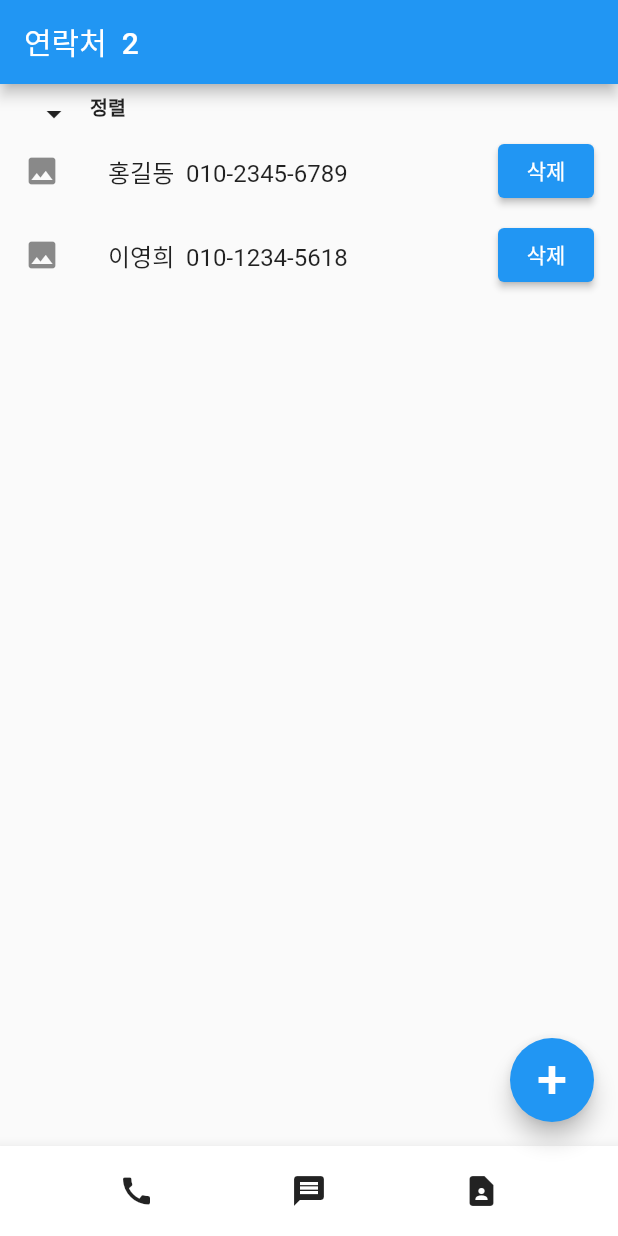
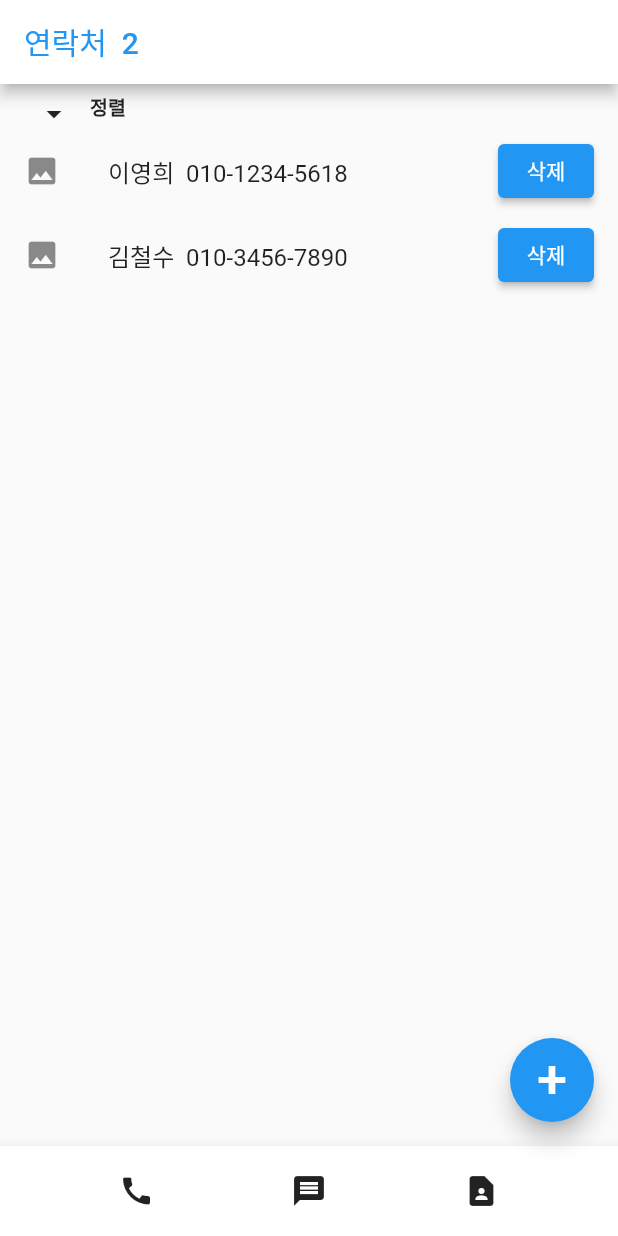
Before and after one commit to this-is-yello/flutter_contact, a Flutter app: the screen it shows after launch, after a tap on "삭제", on a phone screen of 412 x 824 dp. Run offline on Flutter 3.47's test engine with Material 2 defaults, Android fonts, the phone set to English and light mode, and no system bars; our stand-ins replace permission_handler.

Commit message:
221117 in Company

```diff
--- a/flutter_contact_1/lib/main.dart
+++ b/flutter_contact_1/lib/main.dart
@@ -29,28 +29,16 @@ class _MyAppState extends State<MyApp> {
     getPermission();
   }
 
-  var name = ['홍길동', '이영희', '김철수'];
-  var number = ['010-2345-6789', '010-1234-5618', '010-3456-7890'];
-  var total = 3;
+  // var name = ['홍길동', '이영희', '김철수'];
+  // var number = ['010-2345-6789', '010-1234-5618', '010-3456-7890'];
 
-  //final profiles = nameNumber;
-
-  var nameNumber = [
-    {
-      'name': '홍길동',
-      'number': '010-2345-6789'
-    },
-    {
-      'name': '이영희',
-      'number': '010-1234-5618'
-    },
-    {
-      'name': '김철수',
-      'number': '010-3456-7890'
-    },
+  final nameNumber = [
+    {'name': '홍길동', 'number': '010-2345-6789'},
+    {'name': '이영희', 'number': '010-1234-5618'},
+    {'name': '김철수', 'number': '010-3456-7890'},
   ];
 
-
+  int total = 3;
 
   // bool isName = false;
 
@@ -58,11 +46,11 @@ class _MyAppState extends State<MyApp> {
     print('eeee');
     nameNumber[0]['name'];
     try {
-         nameNumber.sort((a, b) =>  a['name'].toString().compareTo(b['name'].toString()));
+      nameNumber
+          .sort((a, b) => a['name'].toString().compareTo(b['name'].toString()));
     } catch (e) {
       print(e);
     }
-
   }
 
   plusOne() {
@@ -77,15 +65,15 @@ class _MyAppState extends State<MyApp> {
     });
   }
 
-  addName(a) {
+  addName(numberName) {
     setState(() {
-      name.add(a);
+      nameNumber.add(numberName);
     });
   }
 
-  addNumber(a) {
+  addNumber(numberName) {
     setState(() {
-      number.add(a);
+      nameNumber.add(numberName);
     });
   }
 
@@ -95,11 +83,11 @@ class _MyAppState extends State<MyApp> {
     });
   }
 
-  downNumber() {
-    setState(() {
-      number.sort();
-    });
-  }
+  // downNumber() {
+  //   setState(() {
+  //     number.sort();
+  //   });
+  // }
 
   // var clicki = 0;
   // nameing() {
@@ -129,14 +117,23 @@ class _MyAppState extends State<MyApp> {
               context: context,
               builder: (context) {
                 return DialogUI(
-                    plusOne: plusOne, addName: addName, addNumber: addNumber);
+                  plusOne: plusOne,
+                  addName: addName,
+                  addNumber: addNumber,
+                );
               });
           // setState(() {
           //   total++;
           // });
         },
       ),
-      appBar: AppBar(title: Text("연락처" + "  " + total.toString())),
+      appBar: AppBar(
+        title: Text(
+          "연락처" + "  " + total.toString(),
+          style: TextStyle(color: Colors.blue),
+        ),
+        backgroundColor: Colors.white,
+      ),
       body: Column(
         children: [
           Container(
@@ -162,18 +159,18 @@ class _MyAppState extends State<MyApp> {
           Expanded(
             child: Container(
               child: ListView.builder(
-                  itemCount: name.length,
+                  itemCount: nameNumber.length,
                   itemBuilder: (context, i) {
                     return ListTile(
                       leading: Icon(Icons.photo),
-                      title: Text("${nameNumber[i]['name']}  ${nameNumber[i]['number']}"),
+                      title: Text(
+                          "${nameNumber[i]['name']}  ${nameNumber[i]['number']}"),
                       trailing: ElevatedButton(
                         child: Text('삭제'),
                         onPressed: () {
-                          print(name[i]);
+                          print(nameNumber[i]);
                           minusOne();
-                          name.remove(name[i]);
-                          number.remove(number[i]);
+                          nameNumber.remove(nameNumber[i]);
                         },
                       ),
                     );
@@ -236,12 +233,14 @@ class DialogUI extends StatelessWidget {
                     if (inputName.text.length == 0 ||
                         inputNumber.text.length == 0) {
                       Navigator.of(context).pop();
+                      print('if');
                       return;
                     } else {
                       plusOne();
                       Navigator.of(context).pop();
                       addName(inputName.text);
                       addNumber(inputNumber.text);
+                      print('else');
                     }
                   },
                 ),
--- a/flutter_contact_1/lib/nameNumber.dart
+++ /dev/null
@@ -1,14 +0,0 @@
-import 'package:flutter_contact_1/sub.dart';
-
-class ProfileList {
-  final List<Profilee> _dummyProfile = [
-    Profilee(name: '홍길동', number: '010-2345-6789'),
-    Profilee(name: '이영희', number: '010-1234-5618'),
-    Profilee(name: '홍길동', number: '010-3456-7890'),
-  ];
-  List<Profilee> getProfile() {
-    return _dummyProfile;
-  }
-}
-
-// https://yj95.tistory.com/226
```
Also changed, not shown: flutter_contact_1/lib/sub.dart (deleted, +0 -9 lines).
